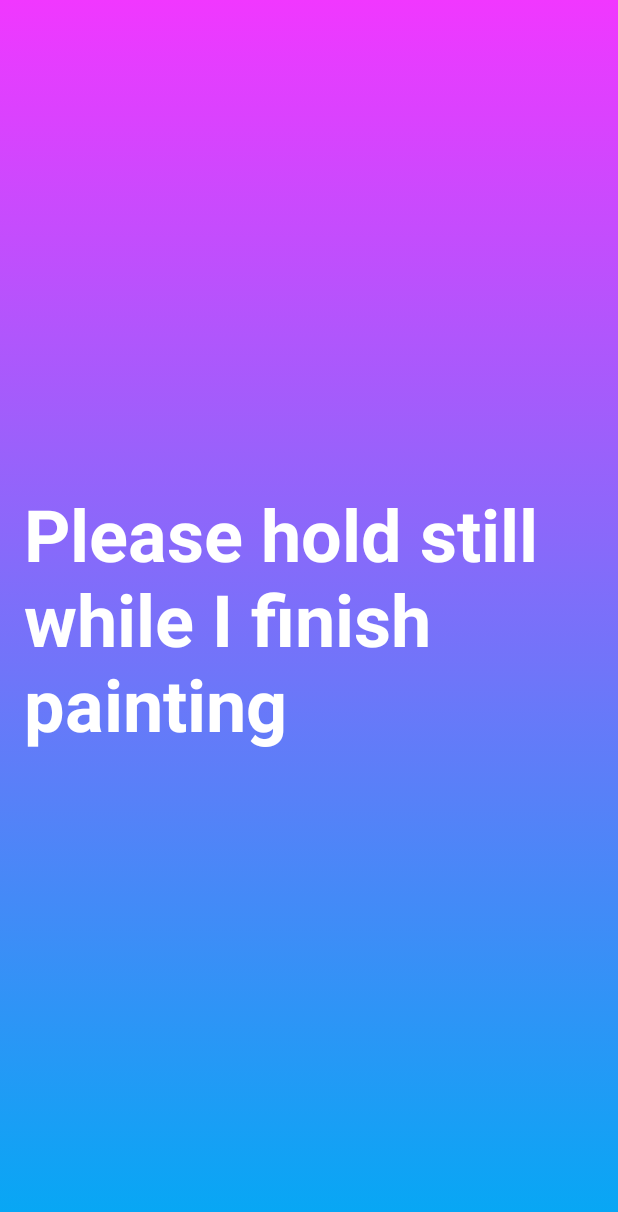
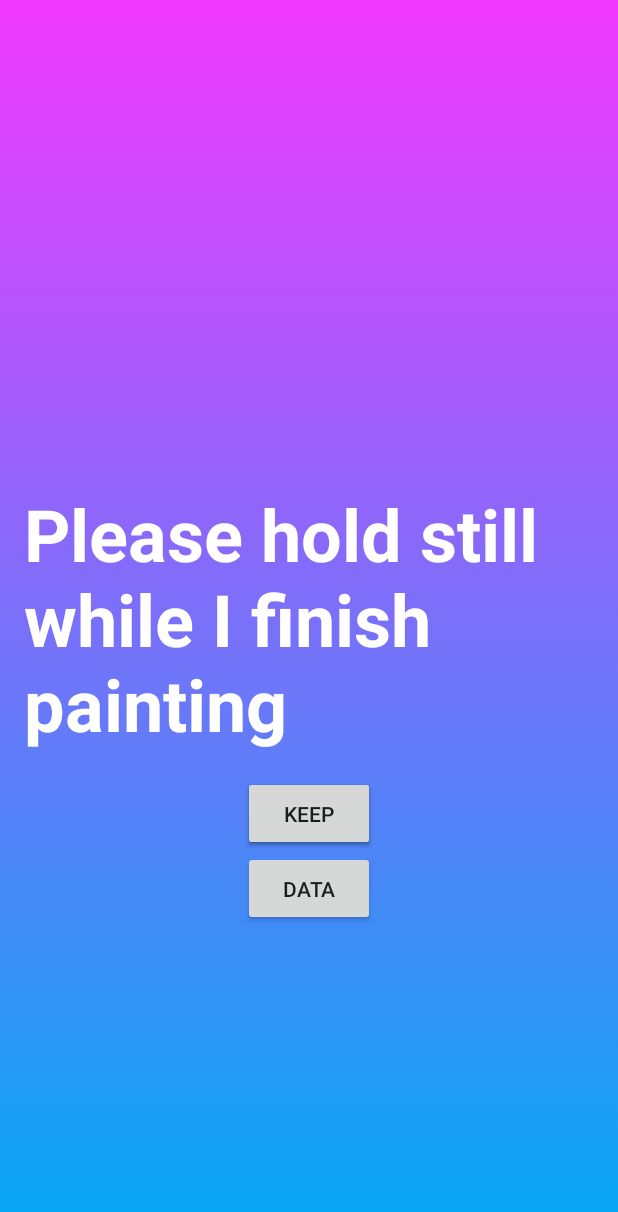
Before and after one commit to r-ferrier/artistExMachina, an Android app: the DisplayImage screen opened directly, with no data from a screen before it, on a phone screen of 412 x 824 dp. Shown: the top 1212 px of the screen. Run offline under Robolectric (Android 15) with nearby library versions, the light colour scheme and no system bars; 2 statements that could not run were skipped.

Commit message:
users can now save images and see them in the gallery one at a time

```diff
--- a/app/src/main/java/com/example/workinprogress/paintings/AutomaticDrawing.java
+++ b/app/src/main/java/com/example/workinprogress/paintings/AutomaticDrawing.java
@@ -286,7 +286,7 @@
 
     private void convertPositionsToXYValues() {
 
-        steps = lightDistanceAndSteps.get(0).getScaledResults1().get(0);
+//        steps = lightDistanceAndSteps.get(0).getScaledResults1().get(0);
 
         anglesAndDirections = new int[positions.get(0).getScaledResults1().size()][2];
 
--- a/app/src/main/java/com/example/workinprogress/paintings/Landscape.java
+++ b/app/src/main/java/com/example/workinprogress/paintings/Landscape.java
@@ -49,8 +49,8 @@
 
         ArrayList<Integer> lightValues = ((SensorSingularPointDataSet) lightDistanceAndSteps.get(2)).getScaledResults2();
         sizes = (ArrayList<Integer>)(positions.get(0).getScaledResults1()).clone();
-        sizes.addAll(positions.get(0).getScaledResults2());
-        sizes.addAll(positions.get(0).getScaledResults3());
+        sizes.addAll((ArrayList<Integer>)positions.get(0).getScaledResults2().clone());
+        sizes.addAll((ArrayList<Integer>)positions.get(0).getScaledResults3().clone());
 
         for(int i = 0; i<sizes.size();i++){
             sizes.set(i,sizes.get(i)-500);
--- a/app/src/main/res/layout/activity_display_image.xml
+++ b/app/src/main/res/layout/activity_display_image.xml
@@ -5,84 +5,6 @@
     android:layout_width="match_parent"
     android:layout_height="match_parent"
     tools:context=".DisplayImage">
-
-    <LinearLayout
-        android:id="@+id/linearLayout"
-        android:layout_width="210dp"
-        android:layout_height="107dp"
-        android:layout_marginStart="8dp"
-        android:layout_marginLeft="8dp"
-        android:layout_marginTop="8dp"
-        android:layout_marginEnd="8dp"
-        android:layout_marginRight="8dp"
-        android:layout_marginBottom="8dp"
-        android:orientation="vertical"
-        app:layout_constraintBottom_toBottomOf="parent"
-        app:layout_constraintEnd_toEndOf="parent"
-        app:layout_constraintStart_toStartOf="parent"
-        app:layout_constraintTop_toBottomOf="@id/pager">
-
-        <LinearLayout
-            android:id="@+id/buttonsLayout"
-            android:layout_width="193dp"
-            android:layout_height="42dp"
-            android:layout_marginStart="8dp"
-            android:layout_marginLeft="8dp"
-            android:layout_marginTop="8dp"
-            android:layout_marginEnd="8dp"
-            android:layout_marginRight="8dp"
-            android:layout_marginBottom="8dp"
-            android:orientation="horizontal">
-
-            <Button
-                android:id="@+id/discardButton"
-                android:layout_width="wrap_content"
-                android:layout_height="match_parent"
-                android:layout_gravity="center"
-                android:onClick="discard"
-                android:padding="10dp"
-                android:text="discard" />
-
-            <Button
-                android:id="@+id/keepButton"
-                android:layout_width="wrap_content"
-                android:layout_height="match_parent"
-                android:layout_gravity="center"
-                android:layout_weight="1"
-                android:onClick="save"
-                android:text="keep" />
-
-        </LinearLayout>
-
-        <Button
-            android:id="@+id/dataButton"
-            android:layout_width="108dp"
-            android:layout_height="36dp"
-            android:layout_gravity="center|center_horizontal"
-            android:onClick="data"
-            android:text="data" />
-
-    </LinearLayout>
-
-    <ImageView
-        android:id="@+id/createdImage"
-        android:layout_width="0dp"
-        android:layout_height="489dp"
-        android:layout_marginTop="8dp"
-        app:layout_constraintBottom_toTopOf="@id/linearLayout"
-        app:layout_constraintEnd_toEndOf="parent"
-        app:layout_constraintStart_toStartOf="parent"
-        app:layout_constraintTop_toTopOf="parent" />
-
-    <androidx.viewpager.widget.ViewPager
-        android:id="@+id/pager"
-        android:layout_width="match_parent"
-        android:layout_height="489dp"
-        android:layout_marginTop="8dp"
-        app:layout_constraintBottom_toTopOf="@id/linearLayout"
-        app:layout_constraintEnd_toEndOf="parent"
-        app:layout_constraintStart_toStartOf="parent"
-        app:layout_constraintTop_toTopOf="parent" />
 
     <androidx.constraintlayout.widget.ConstraintLayout
         android:id="@+id/artistBusyView"
@@ -115,4 +37,78 @@
 
     </androidx.constraintlayout.widget.ConstraintLayout>
 
+    <androidx.viewpager.widget.ViewPager
+        android:id="@+id/pager"
+        android:layout_width="match_parent"
+        android:layout_height="489dp"
+        android:layout_marginTop="8dp"
+        app:layout_constraintEnd_toEndOf="parent"
+        app:layout_constraintStart_toStartOf="parent"
+        app:layout_constraintTop_toTopOf="parent" />
+
+    <LinearLayout
+        android:layout_width="195dp"
+        android:layout_height="0dp"
+        android:layout_marginTop="20dp"
+        android:layout_marginBottom="30dp"
+        android:gravity="center|top"
+        android:orientation="vertical"
+        app:layout_constraintBottom_toBottomOf="parent"
+        app:layout_constraintEnd_toEndOf="parent"
+        app:layout_constraintStart_toStartOf="parent"
+        app:layout_constraintTop_toBottomOf="@id/pager">
+
+        <Button
+            android:id="@+id/galleryButton"
+            android:layout_width="wrap_content"
+            android:layout_height="50dp"
+            android:gravity="center"
+            android:onClick="goToGallery"
+            android:text="@string/gallery" />
+    </LinearLayout>
+
+    <LinearLayout
+        android:id="@+id/KeepButtonLinearLayout"
+        android:layout_width="229dp"
+        android:layout_height="0dp"
+        android:layout_marginStart="8dp"
+        android:layout_marginLeft="8dp"
+        android:layout_marginTop="20dp"
+        android:layout_marginEnd="8dp"
+        android:layout_marginRight="8dp"
+        android:layout_marginBottom="30dp"
+        android:gravity="center|top"
+        android:orientation="vertical"
+        app:layout_constraintBottom_toBottomOf="parent"
+        app:layout_constraintEnd_toEndOf="parent"
+        app:layout_constraintStart_toStartOf="parent"
+        app:layout_constraintTop_toBottomOf="@id/pager">
+
+        <Button
+            android:id="@+id/keepButton"
+            android:layout_width="wrap_content"
+            android:layout_height="50dp"
+            android:layout_gravity="center"
+            android:onClick="save"
+            android:text="keep" />
+
+        <Button
+            android:id="@+id/dataButton"
+            android:layout_width="wrap_content"
+            android:layout_height="50dp"
+            android:layout_gravity="center|center_horizontal"
+            android:onClick="data"
+            android:text="data" />
+
+    </LinearLayout>
+
+    <ImageView
+        android:id="@+id/createdImage"
+        android:layout_width="0dp"
+        android:layout_height="489dp"
+        android:layout_marginTop="8dp"
+        app:layout_constraintEnd_toEndOf="parent"
+        app:layout_constraintStart_toStartOf="parent"
+        app:layout_constraintTop_toTopOf="parent" />
+
 </androidx.constraintlayout.widget.ConstraintLayout>
```
Also changed, not shown: app/src/main/java/com/example/workinprogress/DisplayImage.java (+83 -41 lines), app/src/main/java/com/example/workinprogress/paintings/AlbersImage.java (+32 -91 lines), app/src/main/java/com/example/workinprogress/paintings/KineticArt.java (+4 -4 lines).
